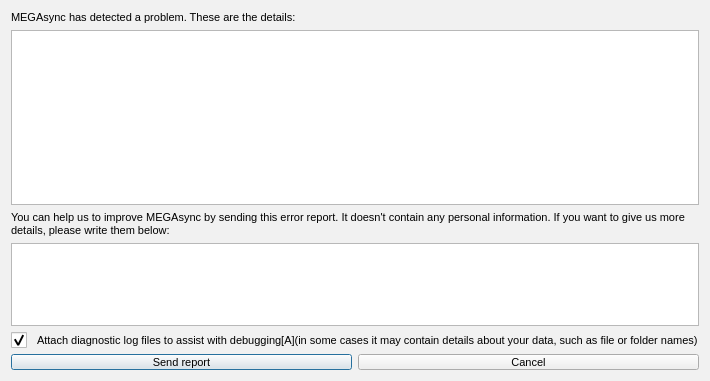
Above: src/MEGASync/gui/linux/CrashReportDialog.ui from meganz/MEGAsync before the change. Below: the same form after it.
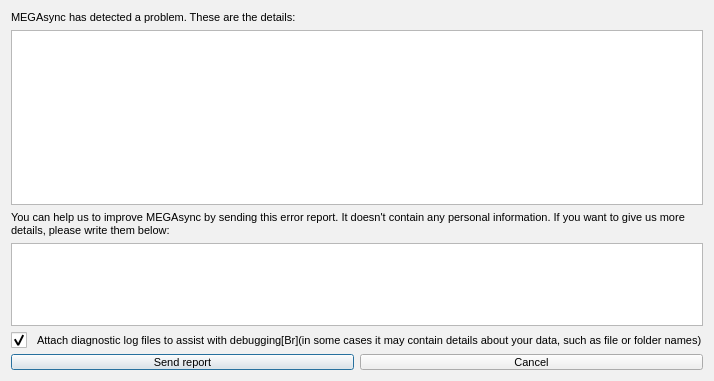
That is the form after the change.

```diff
--- a/src/MEGASync/gui/linux/CrashReportDialog.ui
+++ b/src/MEGASync/gui/linux/CrashReportDialog.ui
@@ -92,7 +92,7 @@
 }</string>
      </property>
      <property name="text">
-      <string>Attach diagnostic log files to assist with debugging[A](in some cases it may contain details about your data, such as file or folder names)</string>
+      <string>Attach diagnostic log files to assist with debugging[Br](in some cases it may contain details about your data, such as file or folder names)</string>
      </property>
      <property name="checked">
       <bool>true</bool>
```
